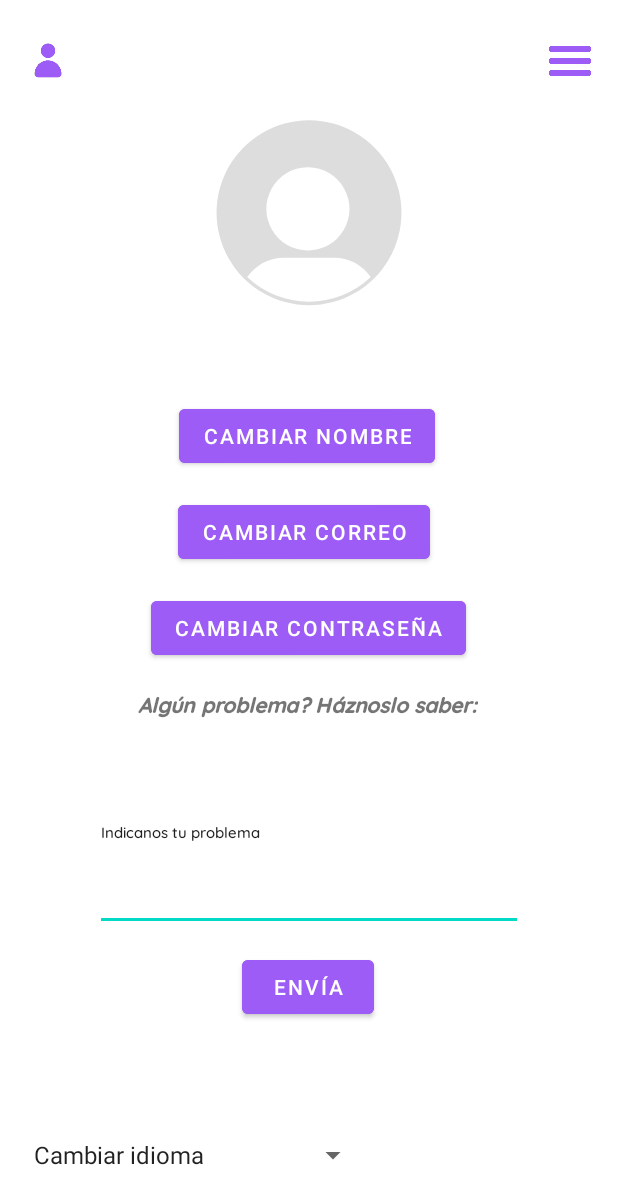
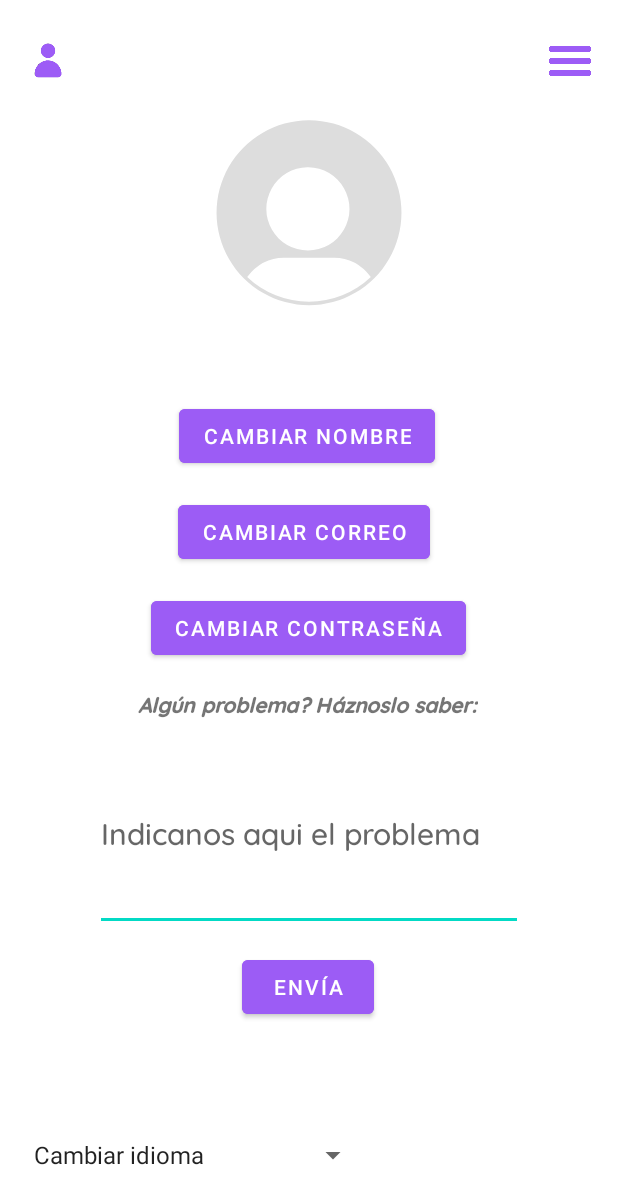
Before and after one commit to APenalba/CodeByte, an Android app: the ProfileActivity screen opened directly, with no data from a screen before it, on a phone screen of 412 x 824 dp. Shown: the top 1204 px of the screen. Run offline under Robolectric (Android 15) with nearby library versions, the phone set to English and light mode, and no system bars; our stand-ins replace Firebase (no records; nobody signed in at launch, a user with empty details on screens opened directly), Picasso; libraries missing offline, so code that uses them is left out: jp.wasabeef.picasso; 1 statement that could not run was skipped.

Commit message:
- Funcionalidad de enviar comentarios y guardarlos en la base de datos de Firestore hecha.

```diff
--- a/app/src/main/java/edu/pis/codebyte/view/profile/ProfileActivity.java
+++ b/app/src/main/java/edu/pis/codebyte/view/profile/ProfileActivity.java
@@ -63,8 +63,7 @@ public class ProfileActivity extends AppCompatActivity {
         cambiarProfileImage_button_setup();
         cambiarUsername_button_setup();
 
-        enviaProblema_button = findViewById(R.id.btn_enviaProblema);
-        problema = findViewById(R.id.editText_problem);
+        enviarProblema_setup();
         idioma = findViewById(R.id.spinner_idiomas);
     }
 
@@ -155,6 +154,19 @@ public class ProfileActivity extends AppCompatActivity {
                 } else {
                     cambiarContraseña();
                 }
+            }
+        });
+    }
+
+    private void enviarProblema_setup() {
+        enviaProblema_button = findViewById(R.id.btn_enviaProblema);
+        problema = findViewById(R.id.editText_problem);
+        enviaProblema_button.setOnClickListener(new View.OnClickListener() {
+            @Override
+            public void onClick(View v) {
+                String contenidoComentario = problema.getText().toString();
+                profileVM.enviarComentario(contenidoComentario, ProfileActivity.this);
+                problema.setText("");
             }
         });
     }
--- a/app/src/main/res/layout/activity_profile.xml
+++ b/app/src/main/res/layout/activity_profile.xml
@@ -162,17 +162,16 @@
         android:layout_marginTop="8dp"
         android:ems="10"
         android:fontFamily="@font/quicksand_medium"
-        android:inputType="textPersonName"
+        android:hint="@string/enviar_problema_hint"
+        android:inputType="textMultiLine"
         android:lineSpacingExtra="14sp"
-        android:text="@string/textbox_problem_report"
-        android:textSize="10sp"
+        android:textSize="20sp"
         app:layout_constraintBottom_toBottomOf="parent"
         app:layout_constraintEnd_toEndOf="parent"
         app:layout_constraintStart_toStartOf="parent"
         app:layout_constraintTop_toBottomOf="@+id/report_problem_textView"
         app:layout_constraintVertical_bias="0.005"
-        tools:ignore="LabelFor,SmallSp"
-        android:autofillHints="" />
+        tools:ignore="LabelFor,SmallSp" />
 
     <Spinner
         android:id="@+id/spinner_idiomas"
--- a/app/src/main/res/values/strings.xml
+++ b/app/src/main/res/values/strings.xml
@@ -44,6 +44,7 @@
     <string name="error_empty_email">Error contraseña vacia</string>
     <string name="nuevo_email_hint">Email nuevo</string>
     <string name="password_hint">Contraseña actual</string>
+    <string name="enviar_problema_hint">Indicanos aqui el problema</string>
 
 
 </resources>
```
Also changed, not shown: app/src/main/java/edu/pis/codebyte/model/DataBaseManager.java (+27 -0 lines), app/src/main/java/edu/pis/codebyte/viewmodel/profile/ProfileViewModel.java (+11 -0 lines).
